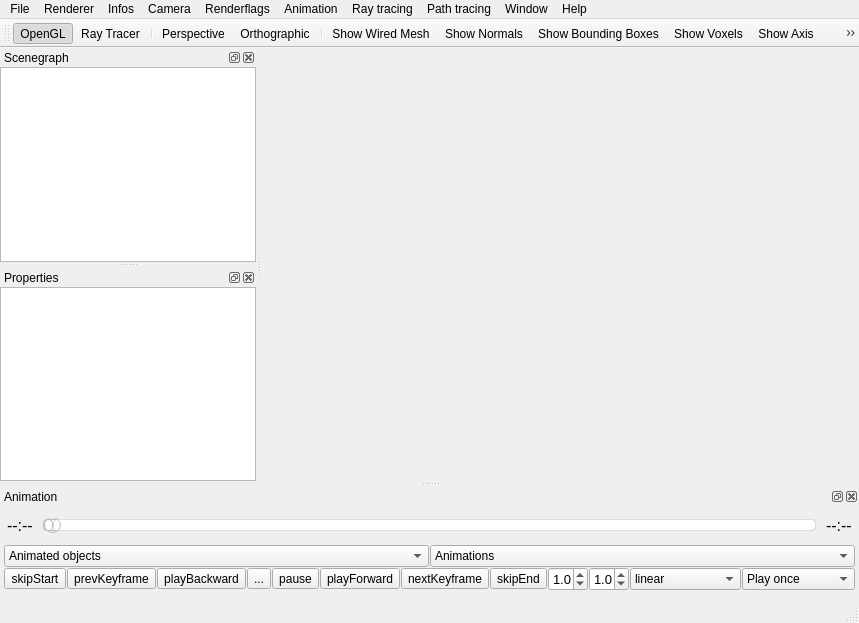
Old version of the form app-Viewer-Qt/qtMainWindow.ui in the repository cpvrlab/SLProject.
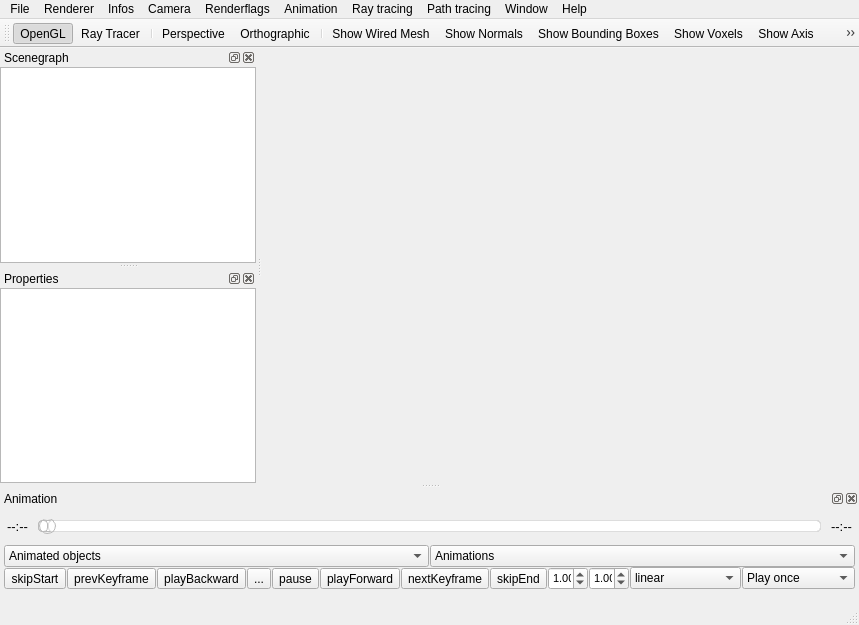
New version of the form. Icons and pictures are not drawn. Custom widgets are drawn as their Qt base class.

Diff of the .ui file:
```diff
--- a/app-Viewer-Qt/qtMainWindow.ui
+++ b/app-Viewer-Qt/qtMainWindow.ui
@@ -6,8 +6,8 @@
    <rect>
     <x>0</x>
     <y>0</y>
-    <width>762</width>
-    <height>623</height>
+    <width>614</width>
+    <height>625</height>
    </rect>
   </property>
   <property name="sizePolicy">
@@ -591,7 +591,7 @@
          </property>
          <property name="font">
           <font>
-           <pointsize>12</pointsize>
+           <pointsize>10</pointsize>
           </font>
          </property>
          <property name="layoutDirection">
@@ -710,7 +710,7 @@
          </property>
          <property name="font">
           <font>
-           <pointsize>12</pointsize>
+           <pointsize>10</pointsize>
           </font>
          </property>
          <property name="text">
@@ -964,8 +964,8 @@
              </property>
              <property name="font">
               <font>
-               <family>Segoe UI</family>
-               <pointsize>10</pointsize>
+               <family>MS Shell Dlg 2</family>
+               <pointsize>8</pointsize>
               </font>
              </property>
              <property name="toolTip">
@@ -1007,8 +1007,8 @@
              </property>
              <property name="font">
               <font>
-               <family>Segoe UI</family>
-               <pointsize>10</pointsize>
+               <family>MS Shell Dlg 2</family>
+               <pointsize>8</pointsize>
               </font>
              </property>
              <property name="toolTip">
```
Left out of the diff: 15 changed lines with no effect on the pictures.
